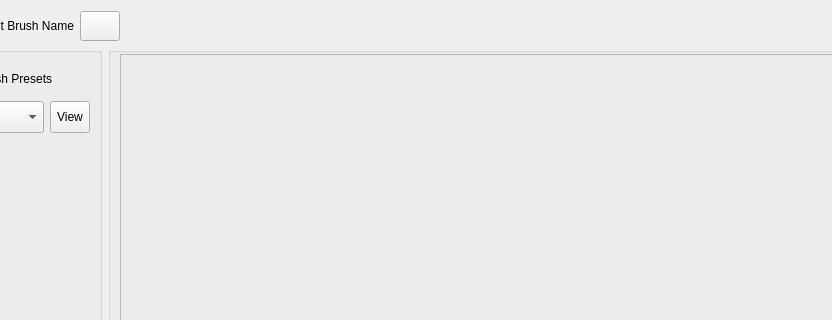
KDE/krita, file libs/ui/forms/wdgpaintopsettings.ui: the form before one commit; both pictures show x 98 to 930 and y 0 to 320 of the 1431 by 512 pixel window.
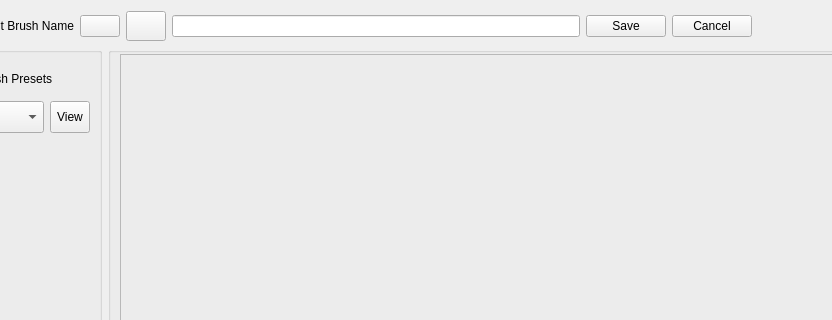
The form after the commit. Custom widgets are drawn as their Qt base class.

Commit message: create all the UI and UI interactions needed for renaming a brush preset

Patch:
```diff
--- a/libs/ui/forms/wdgpaintopsettings.ui
+++ b/libs/ui/forms/wdgpaintopsettings.ui
@@ -368,6 +368,13 @@
        </property>
       </widget>
      </item>
+     <item>
+      <widget class="QPushButton" name="renameBrushPresetButton">
+       <property name="text">
+        <string/>
+       </property>
+      </widget>
+     </item>
      <item>
       <widget class="QPushButton" name="reloadPresetButton">
        <property name="sizePolicy">
@@ -381,6 +388,36 @@
        </property>
       </widget>
      </item>
+     <item>
+      <widget class="QLineEdit" name="renameBrushNameTextField">
+       <property name="minimumSize">
+        <size>
+         <width>250</width>
+         <height>0</height>
+        </size>
+       </property>
+      </widget>
+     </item>
+     <item>
+      <widget class="QPushButton" name="updateBrushNameButton">
+       <property name="sizePolicy">
+        <sizepolicy hsizetype="Minimum" vsizetype="Fixed">
+         <horstretch>0</horstretch>
+         <verstretch>0</verstretch>
+        </sizepolicy>
+       </property>
+       <property name="text">
+        <string>Save</string>
+       </property>
+      </widget>
+     </item>
+     <item>
+      <widget class="QPushButton" name="cancelBrushNameUpdateButton">
+       <property name="text">
+        <string>Cancel</string>
+       </property>
+      </widget>
+     </item>
      <item>
       <spacer name="horizontalSpacer_3">
        <property name="orientation">
```
The commit also changes 3 other files.
